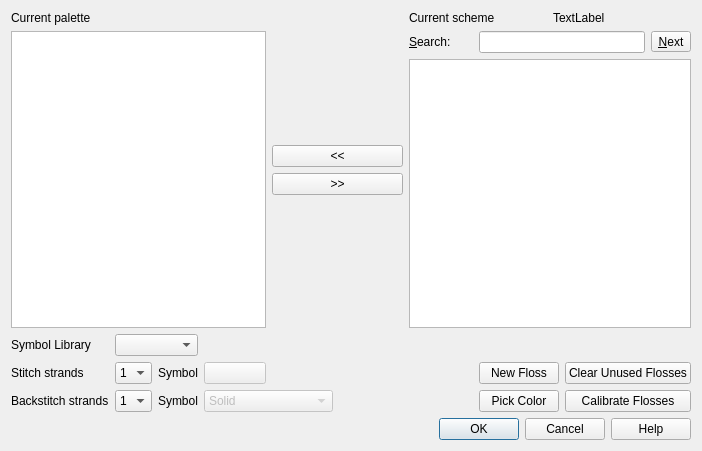
Qt form ui/PaletteManager.ui (KDE/kxstitch) before a commit.
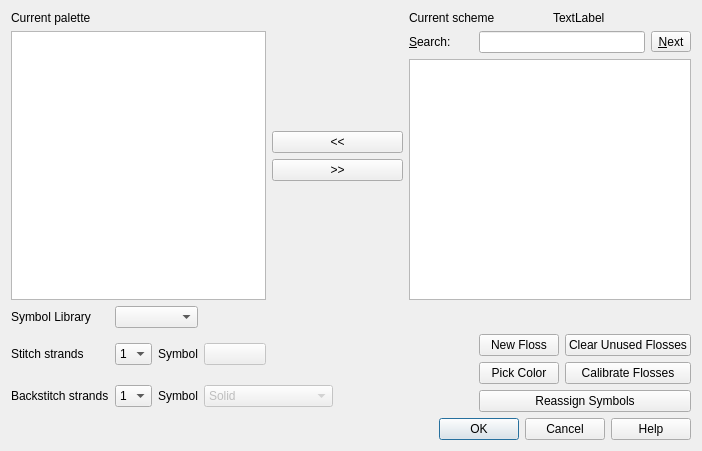
The same form after that commit. Custom widgets are drawn as their Qt base class.

Commit message:
Make symbols used easier to differentiate.
Instead of taking symbols in symbol library order from start to finish
use a van der corput ordering that uses less similar symbols by default.
Adds a "Reassign Symbols" button to change an existing document to use
the new ordering.

```diff
--- a/ui/PaletteManager.ui
+++ b/ui/PaletteManager.ui
@@ -304,6 +304,16 @@
        </property>
       </widget>
      </item>
+     <item row="2" column="0" colspan="2">
+      <widget class="QPushButton" name="ReassignSymbols">
+       <property name="toolTip">
+        <string>Give every floss a new symbol, spread across the symbol library so that they are easier to tell apart</string>
+       </property>
+       <property name="text">
+        <string>Reassign Symbols</string>
+       </property>
+      </widget>
+     </item>
     </layout>
    </item>
    <item row="6" column="0" colspan="9">
```
The commit also changes 6 other files.
